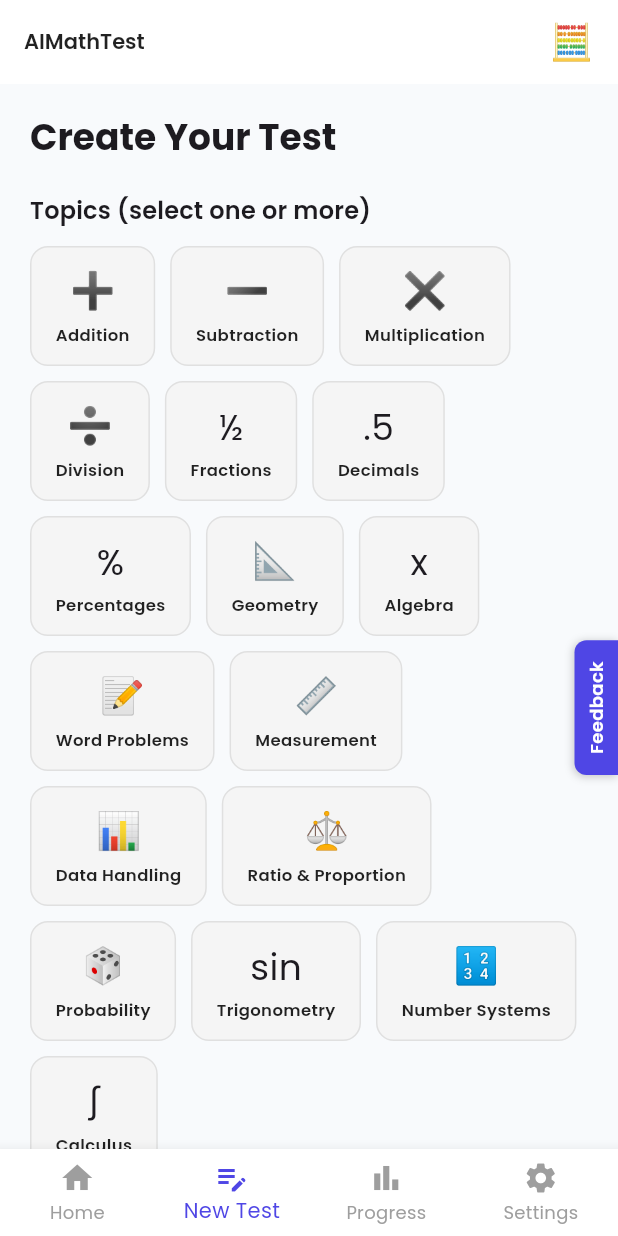
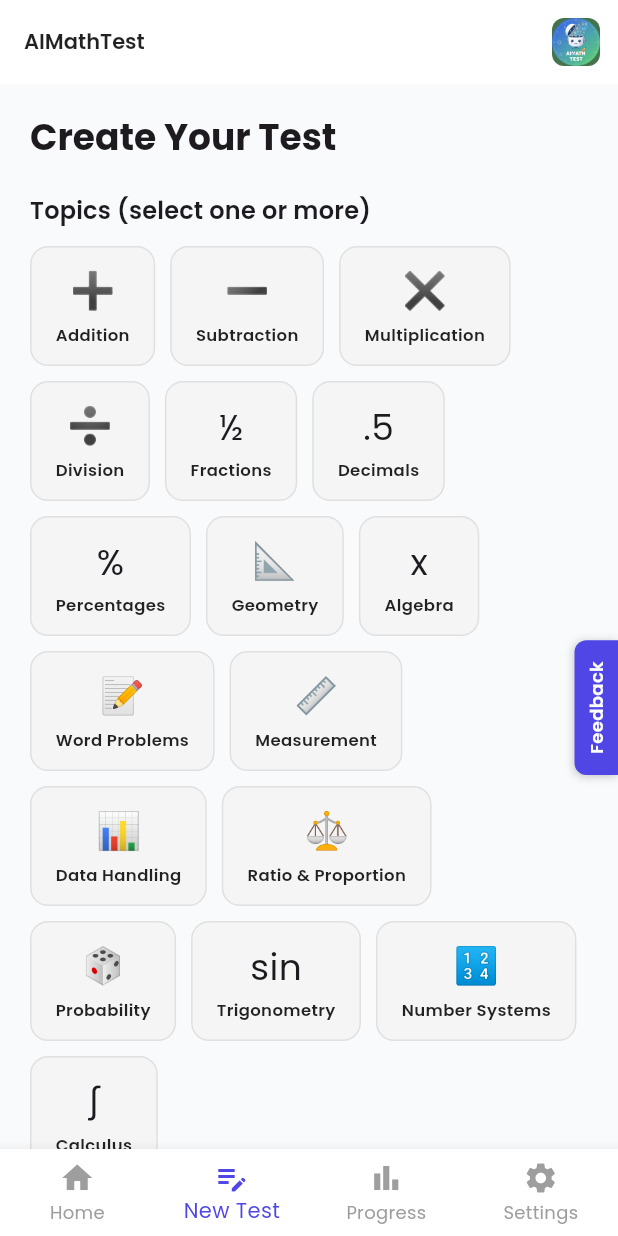
Before and after one commit to magoel/AIMathTest, a Flutter app: the MainShell screen opened directly with empty values, item 2 of the bottom bar chosen, on a phone screen of 412 x 824 dp. Run offline on Flutter 3.47's test engine with Material 3 defaults, Android fonts, the phone set to English and light mode, and no system bars; our stand-ins replace cloud_firestore, cloud_functions, confetti, firebase_analytics, firebase_auth, firebase_core and 7 more; missing offline and left inert: flutter_math_fork; accounts and stored records are empty.

Commit message:
Replace all abacus emojis with app icon, update adaptive icon
- Replace abacus emoji in main_shell app bar with app icon image
- Replace abacus emoji in shared_test_screen with app icon image
- Update adaptive icon foreground to use new app_icon.png
- Regenerated all launcher icon sizes

Co-Authored-By: Claude Opus 4.6 (1M context) <noreply@anthropic.com>

```diff
--- a/lib/screens/home/main_shell.dart
+++ b/lib/screens/home/main_shell.dart
@@ -43,10 +43,13 @@ class MainShell extends ConsumerWidget {
             ],
           ),
         ),
-        actions: const [
+        actions: [
           Padding(
-            padding: EdgeInsets.only(right: 16),
-            child: Text('🧮', style: TextStyle(fontSize: 24)),
+            padding: const EdgeInsets.only(right: 12),
+            child: ClipRRect(
+              borderRadius: BorderRadius.circular(8),
+              child: Image.asset('assets/icon/app_icon.png', width: 32, height: 32),
+            ),
           ),
         ],
       ),
--- a/lib/screens/shared/shared_test_screen.dart
+++ b/lib/screens/shared/shared_test_screen.dart
@@ -100,7 +100,10 @@ class _SharedTestScreenState extends ConsumerState<SharedTestScreen> {
           child: Column(
             mainAxisAlignment: MainAxisAlignment.center,
             children: [
-              const Text('🧮', style: TextStyle(fontSize: 64)),
+              ClipRRect(
+                borderRadius: BorderRadius.circular(16),
+                child: Image.asset('assets/icon/app_icon.png', width: 80, height: 80),
+              ),
               const SizedBox(height: 16),
               Text(
                 'Shared Test',
--- a/pubspec.yaml
+++ b/pubspec.yaml
@@ -58,8 +58,8 @@ flutter_launcher_icons:
   web:
     generate: true
   image_path: "assets/icon/app_icon.png"
-  adaptive_icon_background: "#4F46E5"
-  adaptive_icon_foreground: "assets/icon/app_icon_adaptive.png"
+  adaptive_icon_background: "#FFFFFF"
+  adaptive_icon_foreground: "assets/icon/app_icon.png"
 
 flutter:
   uses-material-design: true
```
Also changed, not shown: 6 other files.
